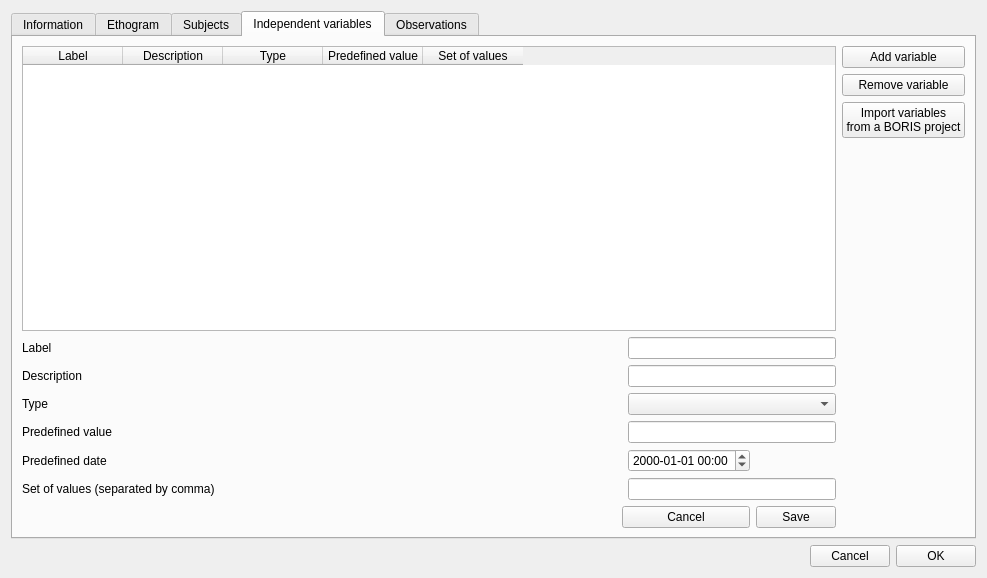
Qt form project.ui (olivierfriard/BORIS) before a commit.
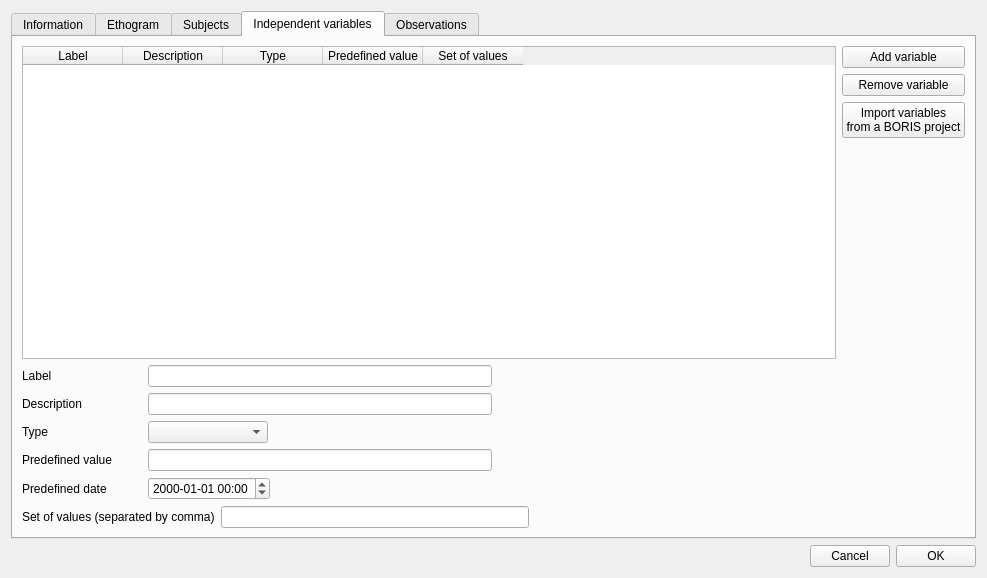
The same form after that commit.

```diff
--- a/project.ui
+++ b/project.ui
@@ -378,9 +378,9 @@
         <attribute name="title">
          <string>Independent variables</string>
         </attribute>
-        <layout class="QHBoxLayout" name="horizontalLayout_5">
+        <layout class="QHBoxLayout" name="horizontalLayout_14">
          <item>
-          <layout class="QHBoxLayout" name="horizontalLayout_3">
+          <layout class="QHBoxLayout" name="horizontalLayout_13">
            <item>
             <layout class="QVBoxLayout" name="verticalLayout_2">
              <item>
@@ -443,87 +443,195 @@
               </widget>
              </item>
              <item>
-              <layout class="QGridLayout" name="gridLayout">
-               <item row="2" column="2" colspan="2">
-                <widget class="QComboBox" name="cbType"/>
-               </item>
-               <item row="0" column="0">
+              <layout class="QHBoxLayout" name="horizontalLayout_3">
+               <item>
                 <widget class="QLabel" name="label_2">
+                 <property name="minimumSize">
+                  <size>
+                   <width>120</width>
+                   <height>0</height>
+                  </size>
+                 </property>
                  <property name="text">
                   <string>Label</string>
                  </property>
                 </widget>
                </item>
-               <item row="0" column="2" colspan="2">
+               <item>
                 <widget class="QLineEdit" name="leLabel"/>
                </item>
-               <item row="1" column="0" colspan="2">
+               <item>
+                <spacer name="horizontalSpacer_3">
+                 <property name="orientation">
+                  <enum>Qt::Horizontal</enum>
+                 </property>
+                 <property name="sizeHint" stdset="0">
+                  <size>
+                   <width>40</width>
+                   <height>20</height>
+                  </size>
+                 </property>
+                </spacer>
+               </item>
+              </layout>
+             </item>
+             <item>
+              <layout class="QHBoxLayout" name="horizontalLayout_5">
+               <item>
                 <widget class="QLabel" name="label_3">
+                 <property name="minimumSize">
+                  <size>
+                   <width>120</width>
+                   <height>0</height>
+                  </size>
+                 </property>
                  <property name="text">
                   <string>Description</string>
                  </property>
                 </widget>
                </item>
-               <item row="1" column="2" colspan="2">
+               <item>
                 <widget class="QLineEdit" name="leDescription"/>
                </item>
-               <item row="2" column="0">
+               <item>
+                <spacer name="horizontalSpacer_4">
+                 <property name="orientation">
+                  <enum>Qt::Horizontal</enum>
+                 </property>
+                 <property name="sizeHint" stdset="0">
+                  <size>
+                   <width>40</width>
+                   <height>20</height>
+                  </size>
+                 </property>
+                </spacer>
+               </item>
+              </layout>
+             </item>
+             <item>
+              <layout class="QHBoxLayout" name="horizontalLayout_6">
+               <item>
                 <widget class="QLabel" name="label_8">
+                 <property name="minimumSize">
+                  <size>
+                   <width>120</width>
+                   <height>0</height>
+                  </size>
+                 </property>
                  <property name="text">
                   <string>Type</string>
                  </property>
                 </widget>
                </item>
-               <item row="3" column="0" colspan="2">
+               <item>
+                <widget class="QComboBox" name="cbType">
+                 <property name="minimumSize">
+                  <size>
+                   <width>120</width>
+                   <height>0</height>
+                  </size>
+                 </property>
+                </widget>
+               </item>
+               <item>
+                <spacer name="horizontalSpacer_5">
+                 <property name="orientation">
+                  <enum>Qt::Horizontal</enum>
+                 </property>
+                 <property name="sizeHint" stdset="0">
+                  <size>
+                   <width>40</width>
+                   <height>20</height>
+                  </size>
+                 </property>
+                </spacer>
+               </item>
+              </layout>
+             </item>
+             <item>
+              <layout class="QHBoxLayout" name="horizontalLayout_7">
+               <item>
                 <widget class="QLabel" name="label_4">
+                 <property name="minimumSize">
+                  <size>
+                   <width>120</width>
+                   <height>0</height>
+                  </size>
+                 </property>
                  <property name="text">
                   <string>Predefined value</string>
                  </property>
                 </widget>
                </item>
-               <item row="3" column="2" colspan="2">
+               <item>
                 <widget class="QLineEdit" name="lePredefined"/>
                </item>
-               <item row="5" column="0" colspan="2">
-                <widget class="QLabel" name="label_5">
-                 <property name="text">
-                  <string>Set of values (separated by comma)</string>
+               <item>
+                <spacer name="horizontalSpacer_6">
+                 <property name="orientation">
+                  <enum>Qt::Horizontal</enum>
                  </property>
-                </widget>
-               </item>
-               <item row="5" column="2" colspan="2">
-                <widget class="QLineEdit" name="leSetValues"/>
-               </item>
-               <item row="7" column="1" colspan="2">
-                <widget class="QPushButton" name="pbCancelVar">
-                 <property name="text">
-                  <string>Cancel</string>
+                 <property name="sizeHint" stdset="0">
+                  <size>
+                   <width>40</width>
+                   <height>20</height>
+                  </size>
                  </property>
-                </widget>
+                </spacer>
                </item>
-               <item row="7" column="3">
-                <widget class="QPushButton" name="pbSaveVariable">
+              </layout>
+             </item>
+             <item>
+              <layout class="QHBoxLayout" name="horizontalLayout_8">
+               <item>
+                <widget class="QLabel" name="label_9">
+                 <property name="minimumSize">
+                  <size>
+                   <width>120</width>
+                   <height>0</height>
+                  </size>
+                 </property>
                  <property name="text">
-                  <string>Save</string>
+                  <string>Predefined date</string>
                  </property>
                 </widget>
                </item>
-               <item row="4" column="2">
+               <item>
                 <widget class="QDateTimeEdit" name="dte_default_date">
                  <property name="displayFormat">
                   <string>yyyy-MM-dd hh:mm</string>
                  </property>
                 </widget>
                </item>
-               <item row="4" column="0">
-                <widget class="QLabel" name="label_9">
+               <item>
+                <spacer name="horizontalSpacer_7">
+                 <property name="orientation">
+                  <enum>Qt::Horizontal</enum>
+                 </property>
+                 <property name="sizeHint" stdset="0">
+                  <size>
+                   <width>40</width>
+                   <height>20</height>
+                  </size>
+                 </property>
+                </spacer>
+               </item>
+              </layout>
+             </item>
+             <item>
+              <layout class="QHBoxLayout" name="horizontalLayout_9">
+               <item>
+                <widget class="QLabel" name="label_5">
                  <property name="text">
-                  <string>Predefined date</string>
+                  <string>Set of values (separated by comma)</string>
                  </property>
                 </widget>
                </item>
-               <item row="7" column="0">
-                <spacer name="horizontalSpacer_2">
+               <item>
+                <widget class="QLineEdit" name="leSetValues"/>
+               </item>
+               <item>
+                <spacer name="horizontalSpacer_8">
                  <property name="orientation">
                   <enum>Qt::Horizontal</enum>
                  </property>
```
